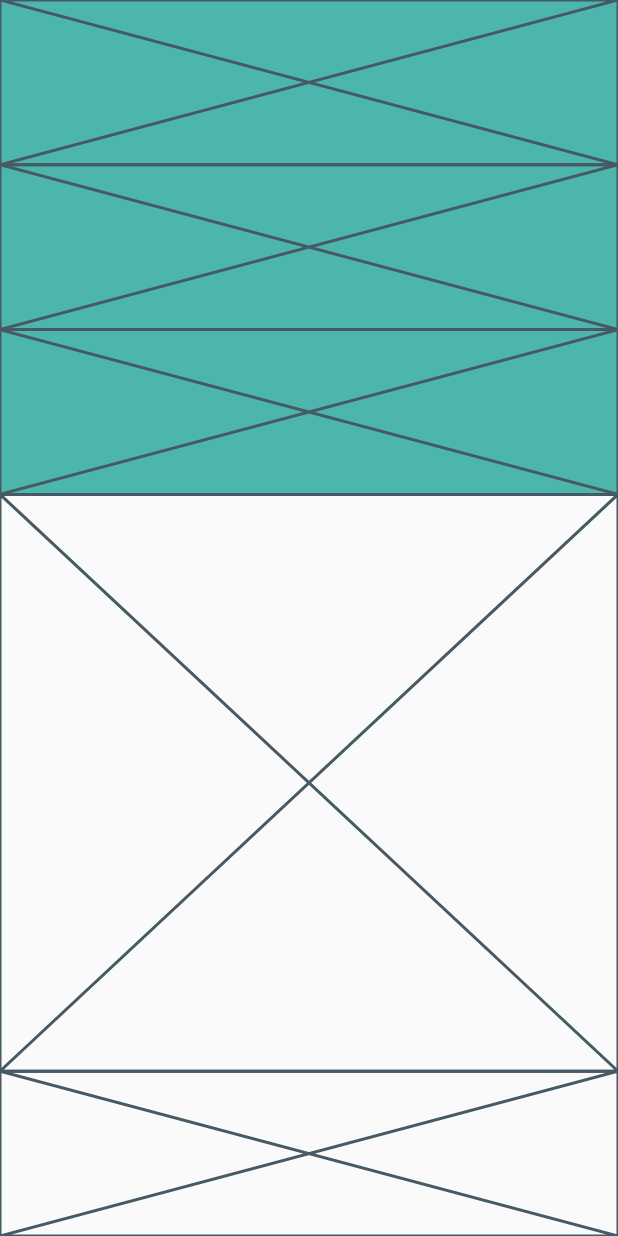
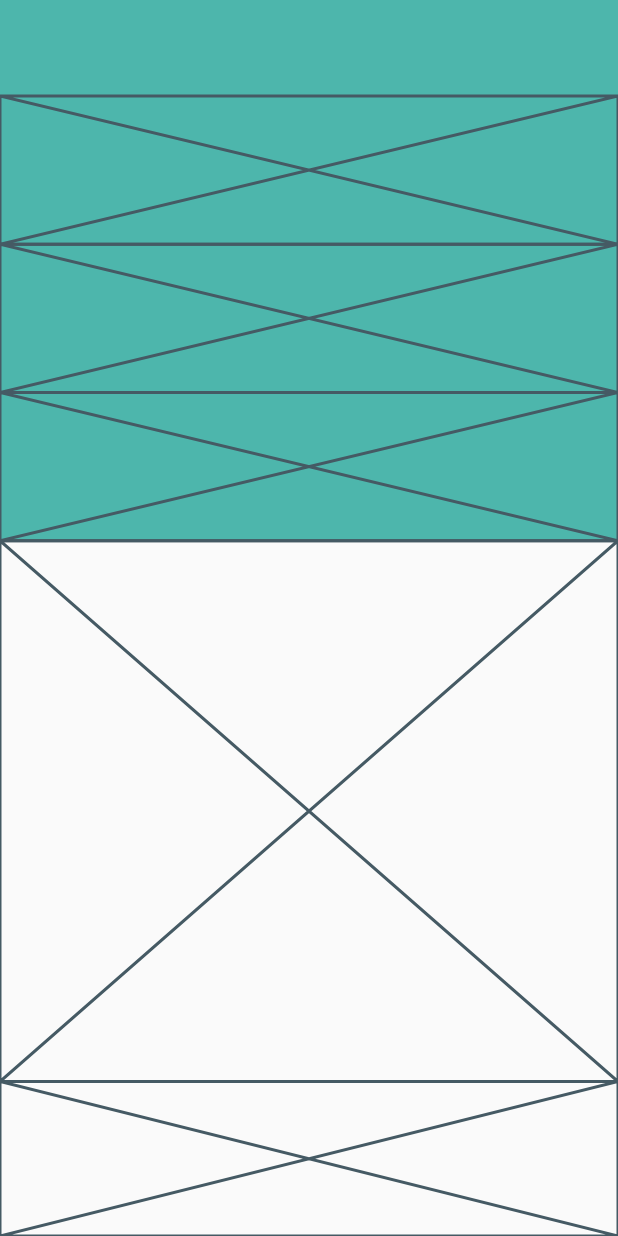
Before and after one commit to JAICHANGPARK/flutter_notebook_14th_story, a Flutter app: the screen it shows after launch, on a phone screen of 412 x 824 dp. Run offline on Flutter 3.47's test engine with Material 2 defaults, Android fonts, the phone set to English and light mode, and no system bars; our stand-ins replace date_picker_timeline, flutter_advanced_switch, flutter_lorem, get, google_fonts, line_icons; missing offline and left inert: rpgnamegenerator.

Commit message:
Update daa_home_page.dart

```diff
--- a/lib/ep877_doctor_appointment_app/ui/daa_home_page.dart
+++ b/lib/ep877_doctor_appointment_app/ui/daa_home_page.dart
@@ -14,11 +14,12 @@ class _DAAHomePageState extends State<DAAHomePage> {
       body: Column(
         children: [
           Expanded(
-            flex: 6,
+            flex: 7,
             child: Container(
               color: Colors.teal[300],
               child: Column(
                 children: [
+                  SizedBox(height: 64,),
                   Expanded(child: Placeholder()),
                   Expanded(child: Placeholder()),
                   Expanded(child: Placeholder()),
```
